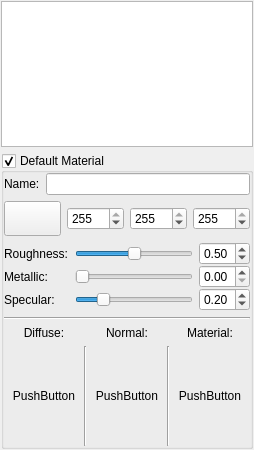
The window that Source/TIMEditor/MeshEditor.ui (williamallas/TIMEngine2) describes before a commit, drawn with Qt 5.
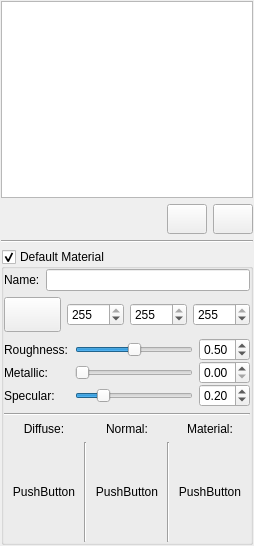
The same window after the commit. Icons and pictures are not drawn.

Commit message: MeshEditor working (part selection, color, material, remove add button)

```diff
--- a/Source/TIMEditor/MeshEditor.ui
+++ b/Source/TIMEditor/MeshEditor.ui
@@ -7,7 +7,7 @@
     <x>0</x>
     <y>0</y>
     <width>253</width>
-    <height>450</height>
+    <height>546</height>
    </rect>
   </property>
   <property name="windowTitle">
@@ -45,6 +45,73 @@
      </property>
     </widget>
    </item>
+   <item>
+    <layout class="QHBoxLayout" name="horizontalLayout" stretch="0,0,0">
+     <property name="sizeConstraint">
+      <enum>QLayout::SetDefaultConstraint</enum>
+     </property>
+     <item>
+      <spacer name="horizontalSpacer">
+       <property name="orientation">
+        <enum>Qt::Horizontal</enum>
+       </property>
+       <property name="sizeHint" stdset="0">
+        <size>
+         <width>40</width>
+         <height>20</height>
+        </size>
+       </property>
+      </spacer>
+     </item>
+     <item>
+      <widget class="QPushButton" name="addElementButton">
+       <property name="sizePolicy">
+        <sizepolicy hsizetype="Preferred" vsizetype="Fixed">
+         <horstretch>0</horstretch>
+         <verstretch>0</verstretch>
+        </sizepolicy>
+       </property>
+       <property name="minimumSize">
+        <size>
+         <width>35</width>
+         <height>30</height>
+        </size>
+       </property>
+       <property name="text">
+        <string/>
+       </property>
+       <property name="icon">
+        <iconset>
+         <normaloff>../../Data/icon/plus-icon.png</normaloff>../../Data/icon/plus-icon.png</iconset>
+       </property>
+      </widget>
+     </item>
+     <item>
+      <widget class="QPushButton" name="removeElementButton">
+       <property name="minimumSize">
+        <size>
+         <width>35</width>
+         <height>30</height>
+        </size>
+       </property>
+       <property name="text">
+        <string/>
+       </property>
+       <property name="icon">
+        <iconset>
+         <normaloff>../../Data/icon/minus-icon.png</normaloff>../../Data/icon/minus-icon.png</iconset>
+       </property>
+      </widget>
+     </item>
+    </layout>
+   </item>
+   <item>
+    <widget class="Line" name="line_4">
+     <property name="orientation">
+      <enum>Qt::Horizontal</enum>
+     </property>
+    </widget>
+   </item>
    <item>
     <widget class="QGroupBox" name="DefaultMaterialWidget">
      <property name="enabled">
```
Left out of the diff: 105 changed lines with no effect on the pictures. The commit also changes 14 other files.
